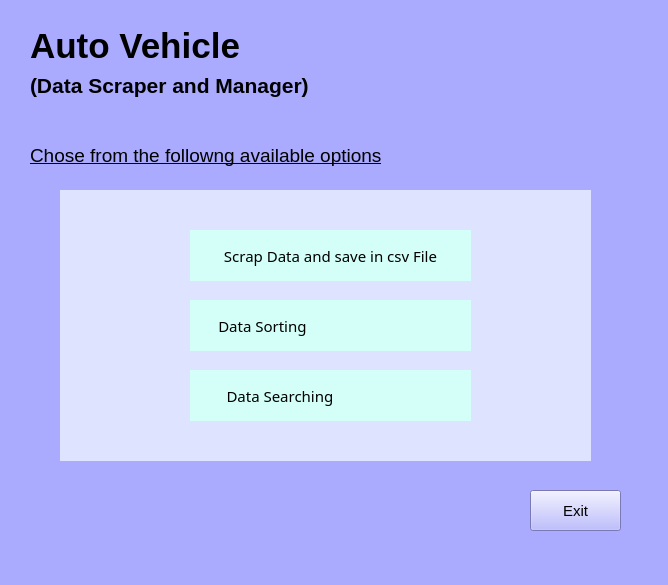
Muneeb912-cmd/Auto-Vehicle-Data-Scaping-and-Management-, file MidTerm Project/GUI/Third.ui: the form before one commit.
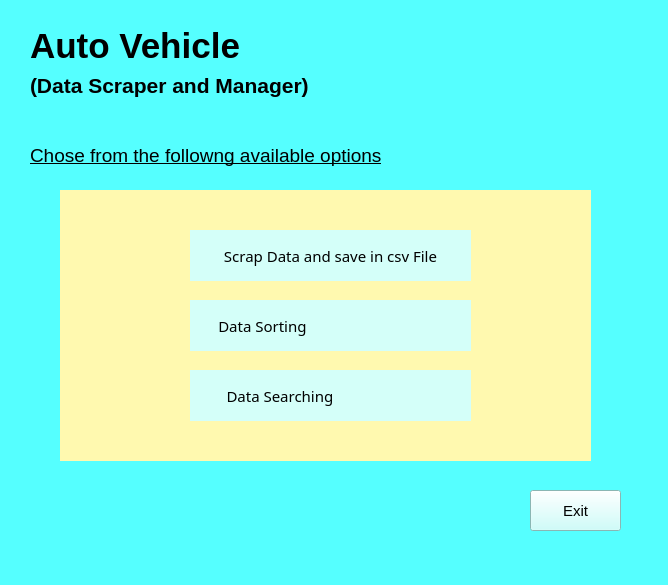
The form after the commit. Icons and pictures are not drawn.

The edit to the form file:
```diff
--- a/MidTerm Project/GUI/Third.ui
+++ b/MidTerm Project/GUI/Third.ui
@@ -19,7 +19,7 @@
    <string>Main</string>
   </property>
   <property name="styleSheet">
-   <string notr="true">background-color:rgb(170, 170, 255)
+   <string notr="true">background-color:rgb(85, 255, 255)
 </string>
   </property>
   <widget class="QLabel" name="label">
@@ -98,7 +98,7 @@
     </font>
    </property>
    <property name="styleSheet">
-    <string notr="true"/>
+    <string notr="true">background-color:rgb(193, 255, 251)</string>
    </property>
    <property name="text">
     <string>Exit</string>
@@ -124,7 +124,7 @@
     </rect>
    </property>
    <property name="styleSheet">
-    <string notr="true">background-color:rgb(222, 228, 255);
+    <string notr="true">background-color:rgb(255, 249, 175);
 border :3px black; </string>
    </property>
    <property name="frameShape">
```
